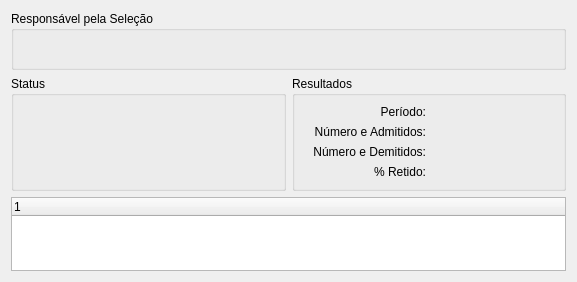
The window that detalhesretencao.ui (fallomermo/SeverinoToolKit) describes before a commit, drawn with Qt 5.
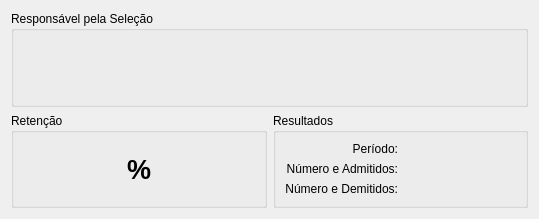
The same window after the commit.

```diff
--- a/detalhesretencao.ui
+++ b/detalhesretencao.ui
@@ -6,79 +6,20 @@
    <rect>
     <x>0</x>
     <y>0</y>
-    <width>577</width>
-    <height>282</height>
+    <width>539</width>
+    <height>219</height>
    </rect>
   </property>
   <property name="windowTitle">
    <string>Dialog</string>
   </property>
   <layout class="QGridLayout" name="gridLayout_2">
-   <item row="0" column="0" colspan="2">
-    <widget class="QGroupBox" name="groupBox_Responsavel">
-     <property name="title">
-      <string>Responsável pela Seleção</string>
-     </property>
-     <layout class="QHBoxLayout" name="horizontalLayout">
-      <item>
-       <widget class="QLabel" name="campoResponsavelSelecao">
-        <property name="font">
-         <font>
-          <pointsize>12</pointsize>
-          <weight>75</weight>
-          <bold>true</bold>
-         </font>
-        </property>
-        <property name="text">
-         <string/>
-        </property>
-        <property name="alignment">
-         <set>Qt::AlignCenter</set>
-        </property>
-       </widget>
-      </item>
-     </layout>
-    </widget>
-   </item>
-   <item row="1" column="0">
-    <widget class="QGroupBox" name="groupBox_Status">
-     <property name="title">
-      <string>Status</string>
-     </property>
-     <layout class="QGridLayout" name="gridLayout_3">
-      <item row="0" column="0">
-       <widget class="QLabel" name="statusRecrutador">
-        <property name="text">
-         <string/>
-        </property>
-       </widget>
-      </item>
-     </layout>
-    </widget>
-   </item>
    <item row="1" column="1">
     <widget class="QGroupBox" name="groupBox_Resultados">
      <property name="title">
       <string>Resultados</string>
      </property>
      <layout class="QGridLayout" name="gridLayout">
-      <item row="3" column="0">
-       <widget class="QLabel" name="label_7">
-        <property name="text">
-         <string>% Retido:</string>
-        </property>
-        <property name="alignment">
-         <set>Qt::AlignRight|Qt::AlignTrailing|Qt::AlignVCenter</set>
-        </property>
-       </widget>
-      </item>
-      <item row="3" column="1">
-       <widget class="QLabel" name="campoPercentualRetido">
-        <property name="text">
-         <string/>
-        </property>
-       </widget>
-      </item>
       <item row="1" column="1">
        <widget class="QLabel" name="campoNumeroAdmitidos">
         <property name="text">
@@ -133,13 +74,79 @@
      </layout>
     </widget>
    </item>
-   <item row="2" column="0" colspan="2">
-    <widget class="QTreeWidget" name="treeWidget">
-     <column>
-      <property name="text">
-       <string notr="true">1</string>
-      </property>
-     </column>
+   <item row="1" column="0">
+    <widget class="QGroupBox" name="groupBox_Status">
+     <property name="title">
+      <string>Retenção</string>
+     </property>
+     <layout class="QGridLayout" name="gridLayout_3">
+      <item row="0" column="0">
+       <widget class="QLabel" name="percentualRetido">
+        <property name="font">
+         <font>
+          <pointsize>20</pointsize>
+          <weight>75</weight>
+          <bold>true</bold>
+         </font>
+        </property>
+        <property name="text">
+         <string>%</string>
+        </property>
+        <property name="alignment">
+         <set>Qt::AlignCenter</set>
+        </property>
+       </widget>
+      </item>
+     </layout>
+    </widget>
+   </item>
+   <item row="0" column="0" colspan="2">
+    <widget class="QGroupBox" name="groupBox_Responsavel">
+     <property name="title">
+      <string>Responsável pela Seleção</string>
+     </property>
+     <layout class="QHBoxLayout" name="horizontalLayout">
+      <item>
+       <widget class="QLabel" name="campoResponsavelSelecao">
+        <property name="font">
+         <font>
+          <pointsize>12</pointsize>
+          <weight>75</weight>
+          <bold>true</bold>
+         </font>
+        </property>
+        <property name="text">
+         <string/>
+        </property>
+        <property name="alignment">
+         <set>Qt::AlignCenter</set>
+        </property>
+       </widget>
+      </item>
+      <item>
+       <widget class="QLabel" name="campoStatus">
+        <property name="maximumSize">
+         <size>
+          <width>50</width>
+          <height>16777215</height>
+         </size>
+        </property>
+        <property name="font">
+         <font>
+          <pointsize>12</pointsize>
+          <weight>75</weight>
+          <bold>true</bold>
+         </font>
+        </property>
+        <property name="text">
+         <string/>
+        </property>
+        <property name="alignment">
+         <set>Qt::AlignCenter</set>
+        </property>
+       </widget>
+      </item>
+     </layout>
     </widget>
    </item>
   </layout>
```
Left out of the diff: 20 changed lines with no effect on the pictures.
